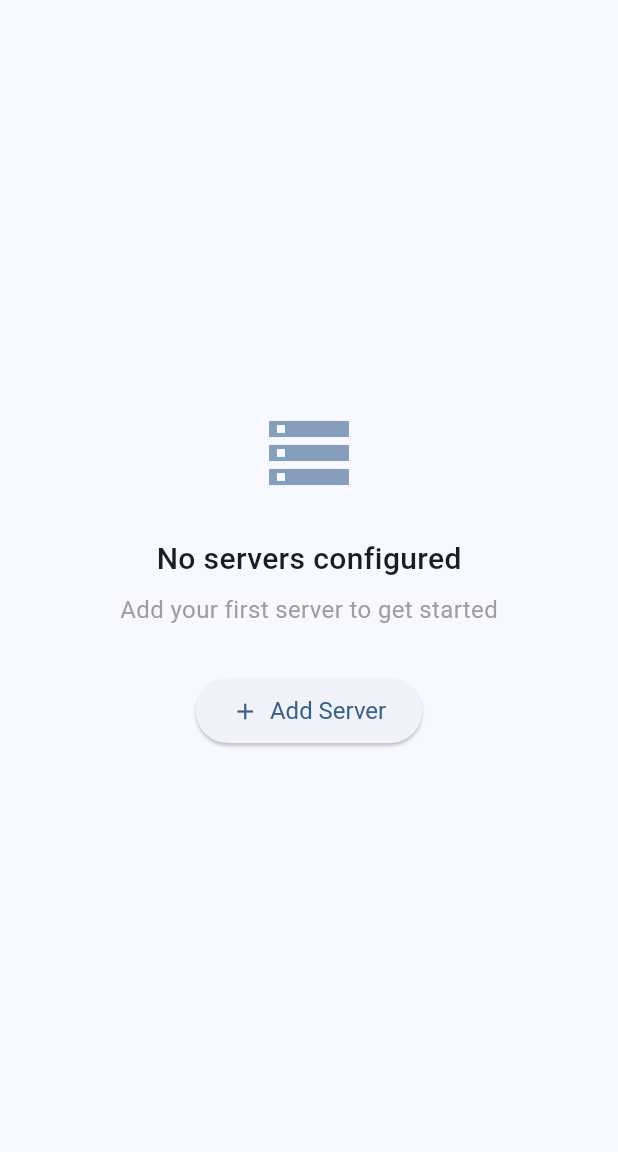
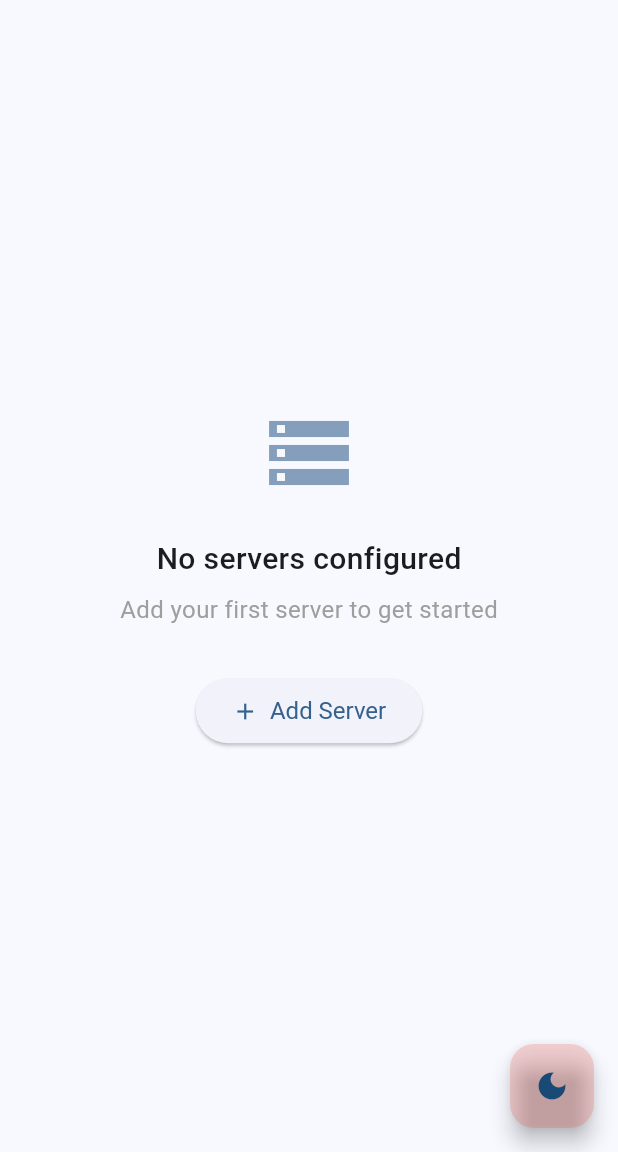
Before and after one commit to outcatcher/silo-tavern, a Flutter app: the screen it shows after launch, on a phone screen of 412 x 824 dp, the part 84-1236 px from its top. Run offline on Flutter 3.47's test engine with Material 3 defaults, Android fonts, the light colour scheme and no system bars; our stand-ins replace flutter_secure_storage, go_router, shared_preferences; missing offline and left inert: mutex.

Commit message:
Add theme switch

```diff
--- a/lib/main.dart
+++ b/lib/main.dart
@@ -28,11 +28,18 @@ class SiloTavernApp extends StatefulWidget {
 
 class _SiloTavernAppState extends State<SiloTavernApp> {
   late final AppRouter _appRouter;
+  bool _isDarkMode = false;
 
   @override
   void initState() {
     super.initState();
     _appRouter = AppRouter(serverService: widget.serverService);
+  }
+
+  void _toggleTheme() {
+    setState(() {
+      _isDarkMode = !_isDarkMode;
+    });
   }
 
   @override
@@ -43,7 +50,35 @@ class _SiloTavernAppState extends State<SiloTavernApp> {
         colorScheme: ColorScheme.fromSeed(seedColor: Colors.blue),
         useMaterial3: true,
       ),
+      darkTheme: ThemeData(
+        colorScheme: ColorScheme.fromSeed(
+          seedColor: Colors.red,
+          brightness: Brightness.dark,
+        ),
+        useMaterial3: true,
+      ),
+      themeMode: _isDarkMode ? ThemeMode.dark : ThemeMode.light,
       routerConfig: _appRouter.router,
+      builder: (context, child) {
+        return Stack(
+          children: [
+            child!,
+            Positioned(
+              right: 16,
+              bottom: 16,
+              child: FloatingActionButton(
+                onPressed: _toggleTheme,
+                backgroundColor: _isDarkMode
+                    ? Colors.blue.withValues(alpha: 0.2)
+                    : Colors.red.withValues(alpha: 0.2),
+                child: Icon(
+                  _isDarkMode ? Icons.light_mode : Icons.dark_mode,
+                ),
+              ),
+            ),
+          ],
+        );
+      },
     );
   }
 }
```
Also changed, not shown: 1 other file.
